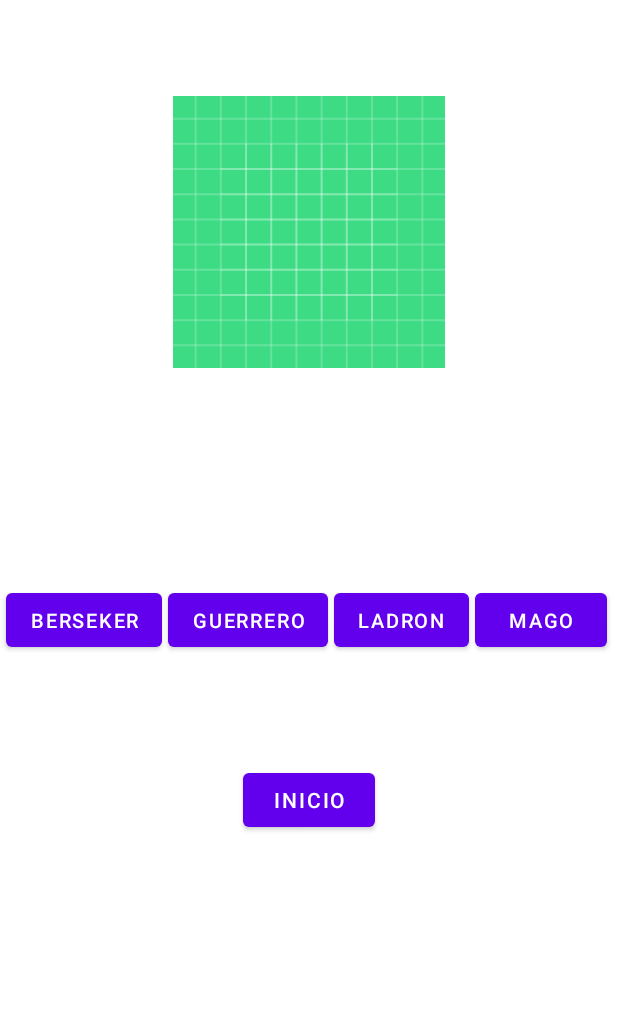
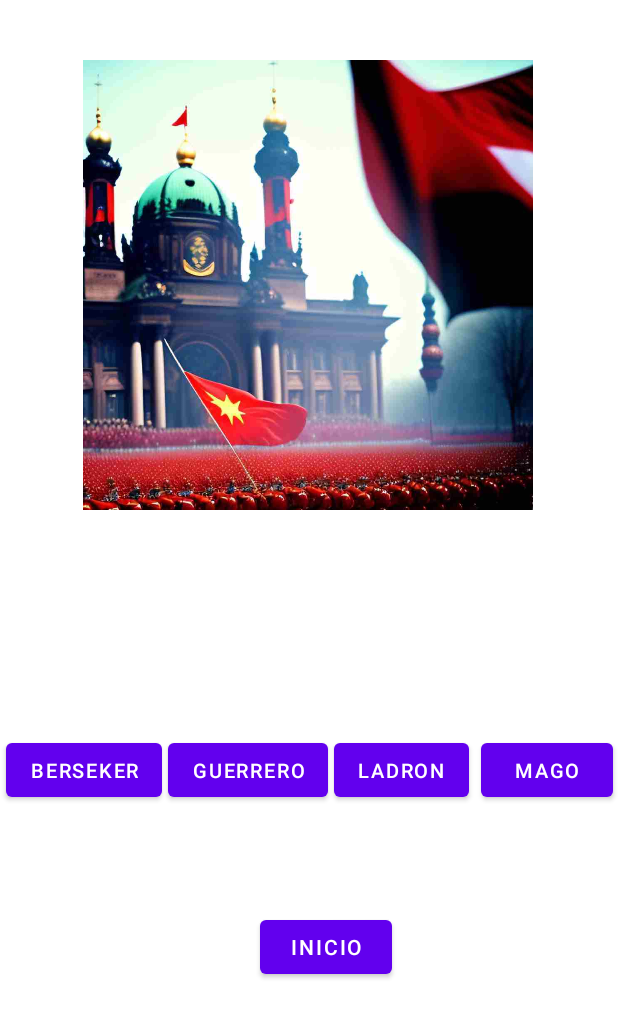
Before and after one commit to eduflo957/multimedia_T7, an Android app: the layout activity_main.xml on its own in the app's theme, with its tools: preview values and no code run, on a phone screen of 412 x 824 dp. Shown: the top 1018 px of the screen. Run offline under Robolectric (Android 15) with nearby library versions, the phone set to English and light mode, and no system bars.

Commit message:
terminado T7

```diff
--- a/app/build.gradle
+++ b/app/build.gradle
@@ -31,8 +31,9 @@ android {
         jvmTarget = '1.8'
     }
     viewBinding {
-        enable=true
+        enabled = true
     }
+
 }
 
 dependencies {
--- a/app/src/main/java/com/example/multimedia_t7/pagina_vacia.kt
+++ b/app/src/main/java/com/example/multimedia_t7/pantalla_vacia.kt
@@ -1,11 +1,11 @@
 package com.example.multimedia_t7
 
+import androidx.appcompat.app.AppCompatActivity
 import android.os.Bundle
-import androidx.appcompat.app.AppCompatActivity
 
-class PantallaClases : AppCompatActivity() {
+class pantalla_vacia : AppCompatActivity() {
     override fun onCreate(savedInstanceState: Bundle?) {
         super.onCreate(savedInstanceState)
-        setContentView(R.layout.pagina_vacia)
+        setContentView(R.layout.activity_pantalla_vacia)
     }
 }
--- /dev/null
+++ b/app/src/main/java/com/example/multimedia_t7/razas.kt
@@ -0,0 +1,6 @@
+package com.example.multimedia_t7
+
+class razas {
+
+
+}
--- a/app/src/main/res/layout/activity_main.xml
+++ b/app/src/main/res/layout/activity_main.xml
@@ -8,76 +8,73 @@
 
     <ImageView
         android:id="@+id/imageView"
-        android:layout_width="181dp"
-        android:layout_height="213dp"
-        android:layout_marginTop="48dp"
+        android:layout_width="300dp"
+        android:layout_height="300dp"
+        android:layout_marginTop="40dp"
         app:layout_constraintEnd_toEndOf="parent"
+        app:layout_constraintHorizontal_bias="0.495"
         app:layout_constraintStart_toStartOf="parent"
         app:layout_constraintTop_toTopOf="parent"
-        app:srcCompat="@drawable/ic_launcher_background" />
+        app:srcCompat="@drawable/multimedia_t7_inicio2" />
 
     <Button
         android:id="@+id/button_inicio"
         android:layout_width="wrap_content"
         android:layout_height="wrap_content"
-        android:layout_marginTop="248dp"
         android:text="inicio"
         app:layout_constraintBottom_toBottomOf="parent"
         app:layout_constraintEnd_toEndOf="parent"
+        app:layout_constraintHorizontal_bias="0.535"
         app:layout_constraintStart_toStartOf="parent"
-        app:layout_constraintTop_toBottomOf="@+id/imageView"
-        app:layout_constraintVertical_bias="0.0" />
+        app:layout_constraintTop_toTopOf="parent"
+        app:layout_constraintVertical_bias="0.783" />
 
     <Button
         android:id="@+id/button_mago"
         android:layout_width="0dp"
         android:layout_height="wrap_content"
-        android:layout_marginStart="4dp"
-        android:layout_marginTop="128dp"
+        android:layout_marginStart="8dp"
         android:text="mago"
         android:textSize="13sp"
-        app:layout_constraintBottom_toTopOf="@+id/button_inicio"
+        app:layout_constraintBottom_toBottomOf="parent"
         app:layout_constraintStart_toEndOf="@+id/button_ladron"
-        app:layout_constraintTop_toBottomOf="@+id/imageView"
-        app:layout_constraintVertical_bias="0.0" />
+        app:layout_constraintTop_toTopOf="parent"
+        app:layout_constraintVertical_bias="0.631" />
+
+    <Button
+        android:id="@+id/button_berseker"
+        android:layout_width="0dp"
+        android:layout_height="wrap_content"
+        android:layout_marginStart="4dp"
+        android:text="berseker"
+        android:textSize="13sp"
+        app:layout_constraintBottom_toBottomOf="parent"
+        app:layout_constraintStart_toStartOf="parent"
+        app:layout_constraintTop_toTopOf="parent"
+        app:layout_constraintVertical_bias="0.631" />
+
+    <Button
+        android:id="@+id/button_guerrero"
+        android:layout_width="0dp"
+        android:layout_height="wrap_content"
+        android:layout_marginStart="4dp"
+        android:text="guerrero"
+        android:textSize="13sp"
+        app:layout_constraintBottom_toBottomOf="parent"
+        app:layout_constraintStart_toEndOf="@+id/button_berseker"
+        app:layout_constraintTop_toTopOf="parent"
+        app:layout_constraintVertical_bias="0.631" />
 
     <Button
         android:id="@+id/button_ladron"
         android:layout_width="0dp"
         android:layout_height="wrap_content"
         android:layout_marginStart="4dp"
-        android:layout_marginTop="128dp"
         android:text="ladron"
         android:textSize="13sp"
-        app:layout_constraintBottom_toTopOf="@+id/button_inicio"
+        app:layout_constraintBottom_toBottomOf="parent"
         app:layout_constraintStart_toEndOf="@+id/button_guerrero"
-        app:layout_constraintTop_toBottomOf="@+id/imageView"
-        app:layout_constraintVertical_bias="0.0" />
-
-    <Button
-        android:id="@+id/button_berseker"
-        android:layout_width="0dp"
-        android:layout_height="wrap_content"
-        android:layout_marginStart="4dp"
-        android:layout_marginTop="128dp"
-        android:text="berseker"
-        android:textSize="13sp"
-        app:layout_constraintBottom_toTopOf="@+id/button_inicio"
-        app:layout_constraintStart_toStartOf="parent"
-        app:layout_constraintTop_toBottomOf="@+id/imageView"
-        app:layout_constraintVertical_bias="0.0" />
-
-    <Button
-        android:id="@+id/button_guerrero"
-        android:layout_width="0dp"
-        android:layout_height="wrap_content"
-        android:layout_marginStart="4dp"
-        android:layout_marginTop="128dp"
-        android:text="guerrero"
-        android:textSize="13sp"
-        app:layout_constraintBottom_toTopOf="@+id/button_inicio"
-        app:layout_constraintStart_toEndOf="@+id/button_berseker"
-        app:layout_constraintTop_toBottomOf="@+id/imageView"
-        app:layout_constraintVertical_bias="0.0" />
+        app:layout_constraintTop_toTopOf="parent"
+        app:layout_constraintVertical_bias="0.631" />
 
 </androidx.constraintlayout.widget.ConstraintLayout>
```
Also changed, not shown: app/src/main/AndroidManifest.xml (+7 -0 lines), app/src/main/java/com/example/multimedia_t7/MainActivity.kt (+14 -13 lines), app/src/main/res/layout/activity_pantalla_vacia.xml (added, +9 -0 lines), app/src/main/res/drawable/multimedia_t7_berserker.jpg (deleted), app/src/main/res/drawable/multimedia_t7_berserker_2.jpg (added), app/src/main/res/drawable/multimedia_t7_guerrero.jpg (deleted), app/src/main/res/drawable/multimedia_t7_guerrero_2.jpg (added), app/src/main/res/drawable/multimedia_t7_inicio2.jpg (added), app/src/main/res/drawable/multimedia_t7_ladron.jpg (deleted), app/src/main/res/drawable/multimedia_t7_ladron_2.jpg (added), app/src/main/res/drawable/multimedia_t7_mago.jpg (deleted), app/src/main/res/drawable/multimedia_t7_mago_2.jpg (added).
